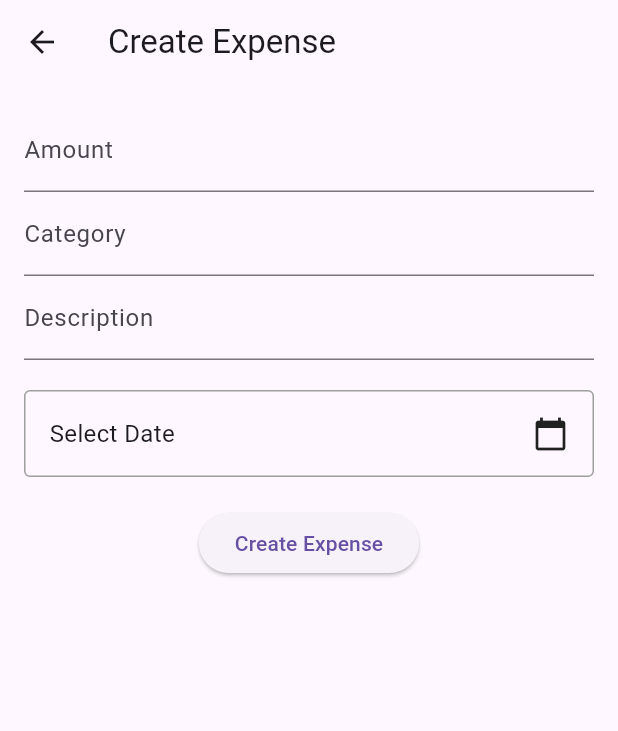
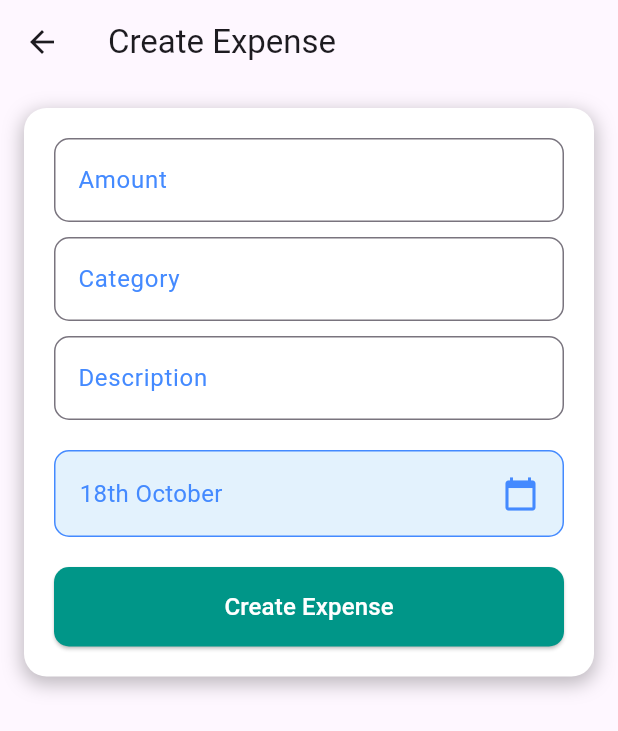
Before and after one commit to alxayeed/FinKeep, a Flutter app: the screen it shows after launch, after a tap on the "add" icon, on a phone screen of 412 x 824 dp. Shown: the top 731 px of the screen. Run offline on Flutter 3.47's test engine with Material 3 defaults, Android fonts, the phone set to English and light mode, and no system bars; our stand-ins replace cloud_firestore, equatable, firebase_core, get; accounts and stored records are empty.

Commit message:
UPDATE: list, card, form ui updated

```diff
--- a/lib/features/expense/presentation/controllers/expense_controller.dart
+++ b/lib/features/expense/presentation/controllers/expense_controller.dart
@@ -28,6 +28,8 @@ class ExpenseController extends GetxController {
     super.onInit();
   }
 
+
+
   Future<void> fetchExpenses() async {
     isLoading.value = true;
     try {
--- a/lib/features/expense/presentation/pages/expense_list_screen.dart
+++ b/lib/features/expense/presentation/pages/expense_list_screen.dart
@@ -1,7 +1,7 @@
 import 'package:flutter/material.dart';
 import 'package:get/get.dart';
 import '../controllers/expense_controller.dart';
-import '../widgets/expense_widget.dart';
+import '../widgets/expense_card_widget.dart';
 import 'create_expense_screen.dart';
 
 class ExpenseListScreen extends StatelessWidget {
@@ -13,12 +13,15 @@ class ExpenseListScreen extends StatelessWidget {
   Widget build(BuildContext context) {
     return Scaffold(
       appBar: AppBar(
+        centerTitle: true,
         title: const Text('Expenses'),
+        foregroundColor: Colors.white,
+        backgroundColor: Colors.teal,
         actions: [
           IconButton(
             icon: const Icon(Icons.add),
             onPressed: () {
-              Get.to(CreateExpenseScreen());
+              Get.to(const CreateExpenseScreen());
             },
           ),
         ],
@@ -27,14 +30,41 @@ class ExpenseListScreen extends StatelessWidget {
         if (controller.expenses.isEmpty) {
           return const Center(child: Text('No expenses found.'));
         }
-        return ListView.builder(
-          itemCount: controller.expenses.length,
-          itemBuilder: (context, index) {
-            final expense = controller.expenses[index];
-            return ExpenseWidget(expense: expense);
-          },
+        return Column(
+          children: [
+            _buildExpenseSummary(),
+            Expanded(
+              child: ListView.builder(
+                itemCount: controller.expenses.length,
+                itemBuilder: (context, index) {
+                  final expense = controller.expenses[index];
+                  return ExpenseCardWidget(expense: expense, onDismissed: () {
+                    controller.removeExpense(expense.id);
+                    Get.snackbar(
+                      "Expense Deleted",
+                      "${expense.category} has been removed from your list.",
+                      snackPosition: SnackPosition.BOTTOM,
+                      backgroundColor: Colors.red,
+                      colorText: Colors.white,
+                    );
+                  });
+                },
+              ),
+            ),
+          ],
         );
       }),
     );
   }
+
+  Widget _buildExpenseSummary() {
+    double totalExpenses = controller.expenses.fold(0, (sum, item) => sum + item.amount);
+    return Padding(
+      padding: const EdgeInsets.all(16.0),
+      child: Text(
+        'Total Expenses: \$${totalExpenses.toStringAsFixed(2)}',
+        style: const TextStyle(fontSize: 18, fontWeight: FontWeight.bold),
+      ),
+    );
+  }
 }
--- a/lib/features/expense/presentation/widgets/expense_form_widget.dart
+++ b/lib/features/expense/presentation/widgets/expense_form_widget.dart
@@ -1,49 +1,84 @@
 import 'package:flutter/material.dart';
-import 'package:spendly/core/extensions/date_time_formatter.dart';
+import 'package:intl/intl.dart';
 
 class ExpenseFormWidget extends StatelessWidget {
   final TextEditingController amountController;
   final TextEditingController categoryController;
   final TextEditingController descriptionController;
-  final DateTime? selectedDate; // Add selected date field
+  final DateTime selectedDate; // Make it non-nullable
   final Function(DateTime) onDateSelected; // Callback for date selection
   final Function() onSubmit;
   final String buttonText;
 
-  const ExpenseFormWidget({
+  ExpenseFormWidget({
     super.key,
     required this.amountController,
     required this.categoryController,
     required this.descriptionController,
     required this.onDateSelected,
     required this.onSubmit,
-    this.selectedDate, // Allow null
+    DateTime? selectedDate, // Allow null, but set a default
     required this.buttonText,
-  });
+  }) : selectedDate = selectedDate ?? DateTime.now(); // Default to today
 
   @override
   Widget build(BuildContext context) {
-    return Column(
+    return Container(
+      padding: const EdgeInsets.all(20.0),
+      decoration: BoxDecoration(
+        color: Colors.white,
+        borderRadius: BorderRadius.circular(15.0),
+        boxShadow: const [
+          BoxShadow(
+            color: Colors.black26,
+            blurRadius: 10.0,
+            spreadRadius: 1.0,
+            offset: Offset(0, 4),
+          ),
+        ],
+      ),
+      child: Column(
+        crossAxisAlignment: CrossAxisAlignment.start,
         children: [
           TextField(
             controller: amountController,
-          decoration: const InputDecoration(labelText: 'Amount'),
+            decoration: InputDecoration(
+              labelText: 'Amount',
+              labelStyle: const TextStyle(color: Colors.blueAccent),
+              border: OutlineInputBorder(
+                borderRadius: BorderRadius.circular(10.0),
+              ),
+            ),
             keyboardType: TextInputType.number,
           ),
+          const SizedBox(height: 10),
           TextField(
             controller: categoryController,
-          decoration: const InputDecoration(labelText: 'Category'),
+            decoration: InputDecoration(
+              labelText: 'Category',
+              labelStyle: const TextStyle(color: Colors.blueAccent),
+              border: OutlineInputBorder(
+                borderRadius: BorderRadius.circular(10.0),
               ),
+            ),
+          ),
+          const SizedBox(height: 10),
           TextField(
             controller: descriptionController,
-          decoration: const InputDecoration(labelText: 'Description'),
+            decoration: InputDecoration(
+              labelText: 'Description',
+              labelStyle: const TextStyle(color: Colors.blueAccent),
+              border: OutlineInputBorder(
+                borderRadius: BorderRadius.circular(10.0),
+              ),
+            ),
           ),
           const SizedBox(height: 20),
           GestureDetector(
             onTap: () async {
               final DateTime? pickedDate = await showDatePicker(
                 context: context,
-              initialDate: selectedDate ?? DateTime.now(),
+                initialDate: selectedDate,
                 firstDate: DateTime(2000),
                 lastDate: DateTime(2101),
               );
@@ -54,29 +89,43 @@ class ExpenseFormWidget extends StatelessWidget {
             child: Container(
               padding: const EdgeInsets.all(16.0),
               decoration: BoxDecoration(
-              border: Border.all(color: Colors.grey),
-              borderRadius: BorderRadius.circular(4.0),
+                color: Colors.blue[50],
+                borderRadius: BorderRadius.circular(10.0),
+                border: Border.all(color: Colors.blueAccent),
               ),
               child: Row(
                 mainAxisAlignment: MainAxisAlignment.spaceBetween,
                 children: [
                   Text(
-                  selectedDate != null
-                      ? selectedDate!.formatDate() // Format without time
-                      : 'Select Date',
-                  style: const TextStyle(fontSize: 16),
+                    DateFormat('d\'th\' MMMM').format(selectedDate), // Format date as "12th March"
+                    style: const TextStyle(fontSize: 16, color: Colors.blueAccent),
                   ),
-                const Icon(Icons.calendar_today),
+                  const Icon(Icons.calendar_today, color: Colors.blueAccent),
                 ],
               ),
             ),
           ),
           const SizedBox(height: 20),
-        ElevatedButton(
+          SizedBox(
+            width: double.infinity, // Full-width button
+            child: ElevatedButton(
               onPressed: onSubmit,
-          child: Text(buttonText),
+              style: ElevatedButton.styleFrom(
+                backgroundColor: Colors.teal, // Updated background color
+                foregroundColor: Colors.white, // Updated text color
+                padding: const EdgeInsets.symmetric(vertical: 15.0),
+                shape: RoundedRectangleBorder(
+                  borderRadius: BorderRadius.circular(10.0),
+                ),
+              ),
+              child: Text(
+                buttonText,
+                style: const TextStyle(fontSize: 16),
+              ),
+            ),
           ),
         ],
+      ),
     );
   }
 }
```
Also changed, not shown: lib/core/extensions/date_time_formatter.dart (+6 -6 lines), lib/features/expense/presentation/pages/expense_details_screen.dart (+27 -12 lines), lib/features/expense/presentation/widgets/expense_card_widget.dart (added, +130 -0 lines), lib/features/expense/presentation/widgets/expense_widget.dart (deleted, +0 -36 lines). Lines whose indentation alone changed are shown as unchanged.
